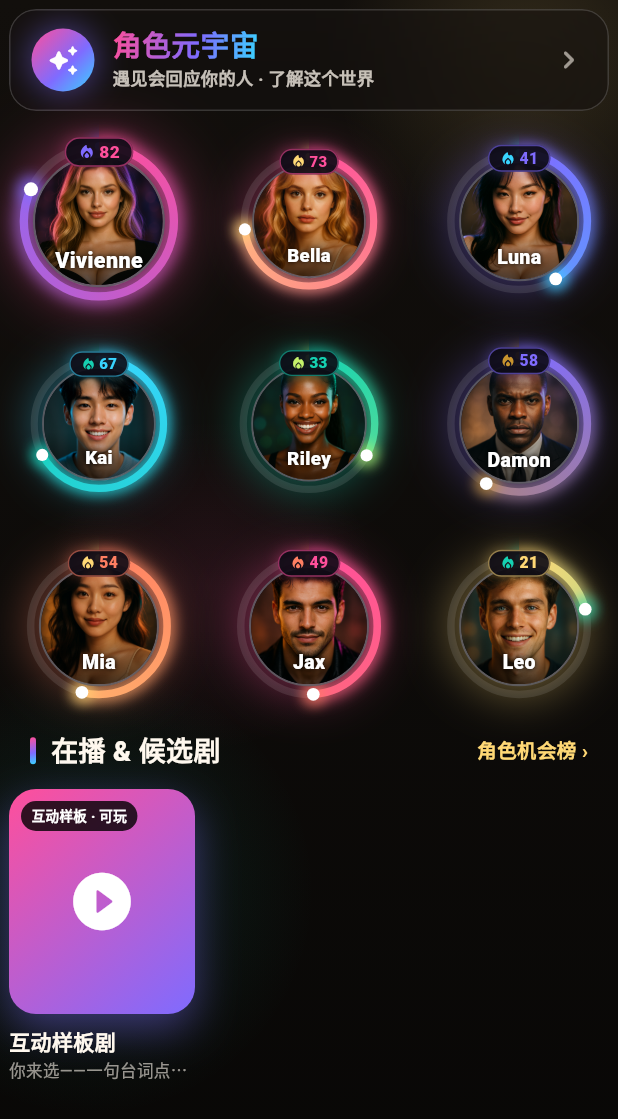
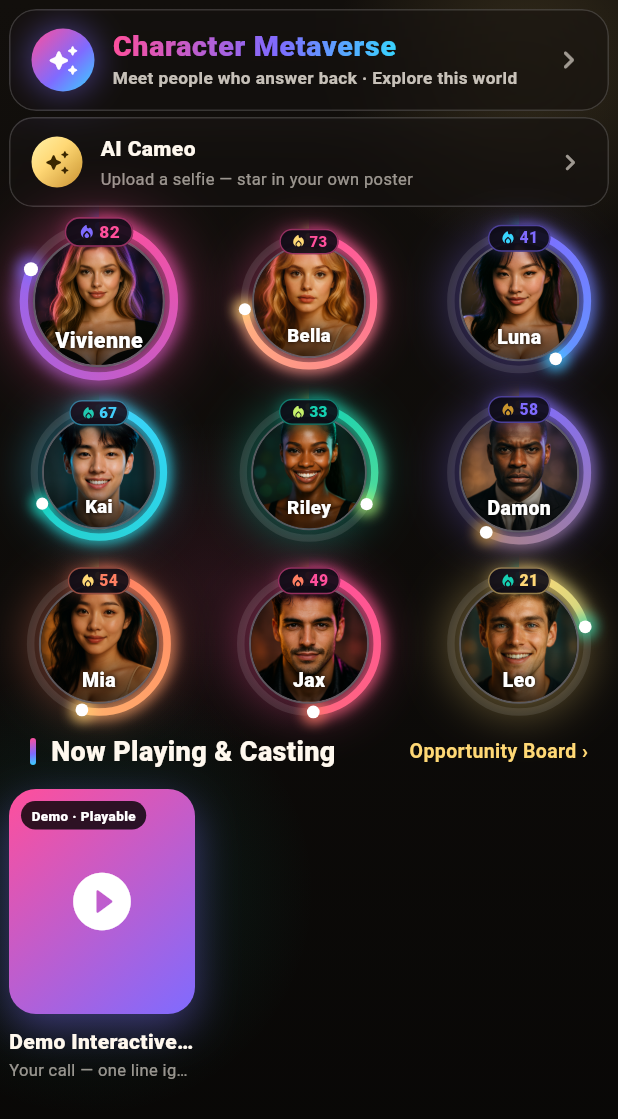
Before and after one commit to fubill409-create/falconflix-flutter, a Flutter app: the AiInteractiveScreen screen opened directly, on a phone screen of 412 x 824 dp. Shown: the top 1119 px of the screen. Run offline on Flutter 3.47's test engine with Material 3 defaults, Android fonts, the phone set to English and light mode, and no system bars; drawn by our look-alikes of flutter_animate; our stand-ins replace cached_network_image, firebase_core, firebase_messaging, flutter_cache_manager, google_sign_in, image_picker and 6 more; missing offline and left inert: flutter_web_auth_2, flutter_webrtc, record, web_socket_client; accounts and stored records are empty; network calls fail.

Commit message:
真机反馈修复: 默认英语; 角色页视频init加超时(不再死转); 送礼遮罩近不透明(消除'两个圈叠'); 角色页加AI Cameo(Spark)入口

```diff
--- a/lib/screens/ai_interactive_screen.dart
+++ b/lib/screens/ai_interactive_screen.dart
@@ -18,6 +18,7 @@ import 'character_detail_screen.dart';
 import 'character_universe_intro_screen.dart';
 import 'detail_screen.dart';
 import 'interactive_player_screen.dart';
+import 'spark_screen.dart';
 
 /// AI 互动 · 角色星球（招牌核心功能落地页 / v0 框架壳）。
 /// 一级 = 「角色星云」：数字人发光头像锚在一个松散的星座阵里，只在小范围内轻轻游离
@@ -143,6 +144,7 @@ class _AiInteractiveScreenState extends State<AiInteractiveScreen> {
             child: Column(
               children: [
                 _header(),
+                _sparkEntry(), // AI 客串入口（用户反馈角色页找不到 Spark，补在这）
                 // 角色星云舞台：占满中间所有剩余空间，绝不留黑缝
                 Expanded(
                   child: _Constellation(
@@ -161,6 +163,53 @@ class _AiInteractiveScreenState extends State<AiInteractiveScreen> {
             ),
           ),
         ],
+      ),
+    );
+  }
+
+  void _openSpark() => Navigator.of(context)
+      .push(MaterialPageRoute(builder: (_) => const SparkScreen()));
+
+  // AI 客串入口卡（用户反馈角色页没 Spark 入口，补在 header 下）。
+  Widget _sparkEntry() {
+    return Padding(
+      padding: const EdgeInsets.fromLTRB(6, 0, 6, 4),
+      child: Bounce(
+        onTap: _openSpark,
+        child: Glass(
+          radius: 16,
+          padding: const EdgeInsets.symmetric(horizontal: 14, vertical: 10),
+          child: Row(
+            children: [
+              Container(
+                width: 34,
+                height: 34,
+                alignment: Alignment.center,
+                decoration: const BoxDecoration(
+                    gradient: FF.goldGradient, shape: BoxShape.circle),
+                child: const Icon(Icons.auto_awesome_rounded,
+                    color: Color(0xFF3A2700), size: 18),
+              ),
+              const SizedBox(width: 12),
+              const Expanded(
+                child: Column(
+                  crossAxisAlignment: CrossAxisAlignment.start,
+                  children: [
+                    Text('AI Cameo',
+                        style: TextStyle(
+                            color: FF.text,
+                            fontSize: 14,
+                            fontWeight: FontWeight.w900)),
+                    SizedBox(height: 2),
+                    Text('Upload a selfie — star in your own poster',
+                        style: TextStyle(color: FF.dim, fontSize: 11)),
+                  ],
+                ),
+              ),
+              const Icon(Icons.chevron_right_rounded, color: FF.dim, size: 22),
+            ],
+          ),
+        ),
       ),
     );
   }
--- a/lib/screens/character_detail_screen.dart
+++ b/lib/screens/character_detail_screen.dart
@@ -85,7 +85,7 @@ class _CharacterDetailScreenState extends State<CharacterDetailScreen>
     final c = VideoPlayerController.networkUrl(Uri.parse(url));
     _intro = c;
     try {
-      await c.initialize();
+      await c.initialize().timeout(const Duration(seconds: 15)); // 加超时:视频挂死不再一直转圈
       if (!mounted || _intro != c) {
         c.dispose();
         return;
--- a/lib/state/locale_notifier.dart
+++ b/lib/state/locale_notifier.dart
@@ -17,7 +17,8 @@ class LocaleNotifier extends ValueNotifier<Locale> {
     Locale('fr'),
   ];
 
-  LocaleNotifier() : super(const Locale('zh'));
+  // 默认英语（首次启动 / 未手动选语言时）——产品定位国际/英文优先。
+  LocaleNotifier() : super(const Locale('en'));
 
   /// 启动时从本地恢复上次选的语言。
   Future<void> load() async {
--- a/lib/ui/support_sheet.dart
+++ b/lib/ui/support_sheet.dart
@@ -39,7 +39,7 @@ Future<void> openSupportSheet(BuildContext context, AiCharacter c) async {
   showDialog<void>(
     context: context,
     barrierDismissible: false,
-    barrierColor: Colors.black.withValues(alpha: 0.5),
+    barrierColor: Colors.black.withValues(alpha: 0.92), // 近不透明:盖住后面角色页的视频加载圈,不再"两个圈叠一起"
     builder: (_) => const Center(
       child: CircularProgressIndicator(color: FF.gold),
     ),
```
